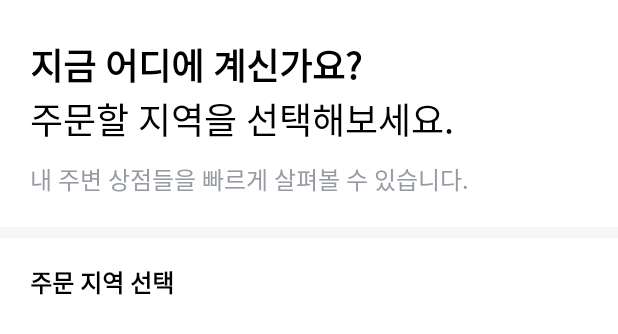
After one commit to ChunBaee/CoopangEats, an Android app: the layout fragment_home_without_location.xml on its own in the app's theme, with its tools: preview values and no code run, on a phone screen of 412 x 824 dp. The commit adds this screen. Shown: the top 334 px of the screen. Run offline under Robolectric (Android 15) with nearby library versions, the phone set to English and light mode, and no system bars; network calls fail.

Commit message:
UI] 위치 지정X 홈 화면 구성완료

```diff
--- a/app/src/main/java/com/chunb/coopangeats/src/MainViewModel.kt
+++ b/app/src/main/java/com/chunb/coopangeats/src/MainViewModel.kt
@@ -32,4 +32,8 @@ class MainViewModel (application: Application) : AndroidViewModel(application) {
         }
     }
 
+    fun getDefaultLocationList() : MutableList<String> {
+        return repo.getDefaultLocation()
+    }
+
 }
--- a/app/src/main/java/com/chunb/coopangeats/src/home/HomeFragment.kt
+++ b/app/src/main/java/com/chunb/coopangeats/src/home/HomeFragment.kt
@@ -17,8 +17,10 @@ import androidx.core.app.ActivityCompat
 import androidx.core.content.ContextCompat.checkSelfPermission
 import androidx.fragment.app.Fragment
 import androidx.fragment.app.activityViewModels
+import com.chunb.coopangeats.R
 import com.chunb.coopangeats.databinding.FragmentHomeBinding
 import com.chunb.coopangeats.src.MainViewModel
+import com.chunb.coopangeats.src.home.homewol.HomeFragmentWOL
 import kotlinx.coroutines.CoroutineScope
 import kotlinx.coroutines.Dispatchers
 import kotlinx.coroutines.coroutineScope
@@ -73,6 +75,7 @@ class HomeFragment : Fragment() {
         if (checkHasPermission()) {
             viewModel.getUserLocation()
         } else {
+            requireActivity().supportFragmentManager.beginTransaction().replace(R.id.fg_home_layout_container, HomeFragmentWOL()).commit()
             showPermissionDialog()
         }
     }
--- /dev/null
+++ b/app/src/main/res/layout/fragment_home_without_location.xml
@@ -0,0 +1,87 @@
+<?xml version="1.0" encoding="utf-8"?>
+<layout
+    xmlns:android="http://schemas.android.com/apk/res/android"
+    xmlns:app="http://schemas.android.com/apk/res-auto"
+    xmlns:tools="http://schemas.android.com/tools" >
+
+    <data>
+        <variable
+            name="viewModel"
+            type="com.chunb.coopangeats.src.MainViewModel" />
+    </data>
+
+    <androidx.constraintlayout.widget.ConstraintLayout
+        android:layout_width="match_parent"
+        android:layout_height="match_parent">
+
+        <TextView
+            android:id="@+id/fg_home_wol_tv_title1"
+            android:layout_width="wrap_content"
+            android:layout_height="wrap_content"
+            android:layout_marginStart="20dp"
+            android:layout_marginTop="25dp"
+            android:text="@string/HomeFragmentWOL_header_txt_1"
+            android:textColor="@color/black"
+            android:textSize="24sp"
+            android:textStyle="bold"
+            app:layout_constraintStart_toStartOf="parent"
+            app:layout_constraintTop_toTopOf="parent" />
+
+        <TextView
+            android:id="@+id/fg_home_wol_tv_title2"
+            android:layout_width="wrap_content"
+            android:layout_height="wrap_content"
+            android:text="@string/HomeFragmentWOL_header_txt_2"
+            android:textColor="@color/black"
+            android:textSize="24sp"
+            app:layout_constraintStart_toStartOf="@id/fg_home_wol_tv_title1"
+            app:layout_constraintTop_toBottomOf="@id/fg_home_wol_tv_title1" />
+
+        <TextView
+            android:id="@+id/fg_home_wol_tv_title3"
+            android:layout_width="wrap_content"
+            android:layout_height="wrap_content"
+            android:layout_marginTop="10dp"
+            android:text="@string/HomeFragmentWOL_header_txt_3"
+            android:textColor="@color/color_969ba2"
+            android:textSize="16sp"
+            app:layout_constraintStart_toStartOf="@id/fg_home_wol_tv_title2"
+            app:layout_constraintTop_toBottomOf="@id/fg_home_wol_tv_title2" />
+
+        <View
+            android:id="@+id/fg_home_wol_view_divider"
+            android:layout_width="match_parent"
+            android:layout_height="7dp"
+            android:layout_marginTop="20dp"
+            android:background="@color/color_f4f6f8"
+            app:layout_constraintTop_toBottomOf="@id/fg_home_wol_tv_title3" />
+
+        <TextView
+            android:id="@+id/fg_home_wol_tv_select_location"
+            android:layout_width="wrap_content"
+            android:layout_height="wrap_content"
+            android:layout_marginStart="20dp"
+            android:layout_marginTop="17dp"
+            android:text="@string/HomeFragmentWOL_txt_select_location"
+            android:textColor="@color/black"
+            android:textSize="16sp"
+            android:textStyle="bold"
+            app:layout_constraintStart_toStartOf="parent"
+            app:layout_constraintTop_toBottomOf="@id/fg_home_wol_view_divider" />
+
+        <androidx.recyclerview.widget.RecyclerView
+            android:id="@+id/fg_home_wol_rv_location_default"
+            android:layout_width="match_parent"
+            android:layout_height="wrap_content"
+            android:layout_marginTop="15dp"
+            android:orientation="vertical"
+            android:paddingHorizontal="15dp"
+            setRvList="@{viewModel.defaultLocationList}"
+            app:layoutManager="androidx.recyclerview.widget.LinearLayoutManager"
+            app:layout_constraintTop_toBottomOf="@id/fg_home_wol_tv_select_location"
+            tools:listitem="@layout/item_rv_default_location" />
+
+
+    </androidx.constraintlayout.widget.ConstraintLayout>
+
+</layout>
--- /dev/null
+++ b/app/src/main/res/layout/item_rv_default_location.xml
@@ -0,0 +1,34 @@
+<?xml version="1.0" encoding="utf-8"?>
+<layout
+    xmlns:android="http://schemas.android.com/apk/res/android"
+    xmlns:app="http://schemas.android.com/apk/res-auto" >
+
+    <data>
+        <variable
+            name="locationName"
+            type="String" />
+    </data>
+
+    <androidx.constraintlayout.widget.ConstraintLayout
+        android:layout_width="match_parent"
+        android:layout_height="wrap_content">
+
+        <TextView
+            android:layout_width="wrap_content"
+            android:layout_height="wrap_content"
+            android:layout_marginVertical="18dp"
+            android:text="@{locationName}"
+            android:textColor="@color/black"
+            android:textSize="16sp"
+            app:layout_constraintBottom_toBottomOf="parent"
+            app:layout_constraintStart_toStartOf="parent"
+            app:layout_constraintTop_toTopOf="parent" />
+
+        <View
+            android:layout_width="match_parent"
+            android:layout_height="0.7dp"
+            android:background="@color/color_f4f6f8"
+            app:layout_constraintBottom_toBottomOf="parent" />
+
+    </androidx.constraintlayout.widget.ConstraintLayout>
+</layout>
--- a/app/src/main/res/values/colors.xml
+++ b/app/src/main/res/values/colors.xml
@@ -13,4 +13,5 @@
     <color name="color_dde2e5">#DDE2E5</color>
     <color name="color_969ba2">#969BA2</color>
     <color name="color_808080">#808080</color>
+    <color name="color_f4f6f8">#F4F6F8</color>
 </resources>
--- a/app/src/main/res/values/strings.xml
+++ b/app/src/main/res/values/strings.xml
@@ -16,4 +16,10 @@
     <!-- HomeFragment -->
     <string name="HomeFragment_input_Location">주소 입력하기</string>
 
+    <!-- HomeFragmentWithoutLocation -->
+    <string name="HomeFragmentWOL_header_txt_1">지금 어디에 계신가요?</string>
+    <string name="HomeFragmentWOL_header_txt_2">주문할 지역을 선택해보세요.</string>
+    <string name="HomeFragmentWOL_header_txt_3">내 주변 상점들을 빠르게 살펴볼 수 있습니다.</string>
+    <string name="HomeFragmentWOL_txt_select_location">주문 지역 선택</string>
+
 </resources>
```
Also changed, not shown: app/src/main/java/com/chunb/coopangeats/src/MainRepository.kt (+31 -3 lines), app/src/main/java/com/chunb/coopangeats/src/home/HomeBindingAdapter.kt (added, +15 -0 lines), app/src/main/java/com/chunb/coopangeats/src/home/homewol/HomeFragmentWOL.kt (added, +25 -0 lines), app/src/main/java/com/chunb/coopangeats/src/home/homewol/adapter/HomeDefaultAdapter.kt (added, +26 -0 lines).
